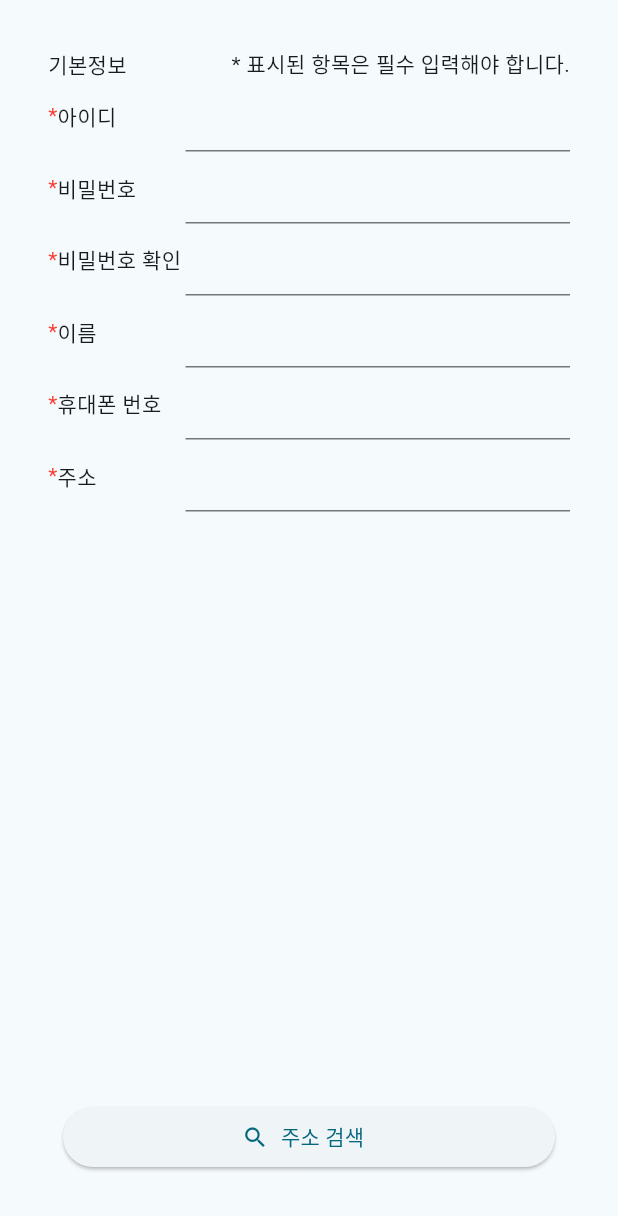
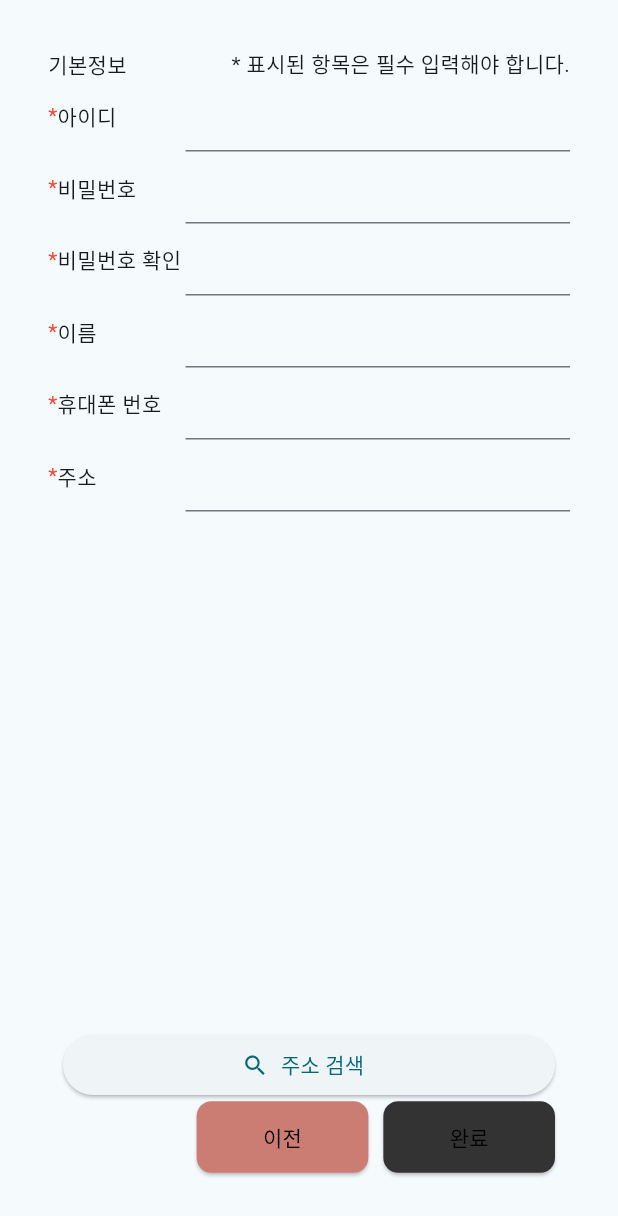
Before and after one commit to ALSDlab/birthday_presents_web_app, a Flutter app: the SignupPage screen opened directly, on a phone screen of 412 x 824 dp. Shown: the top 1216 px of the screen. Run offline on Flutter 3.47's test engine with Material 3 defaults, Android fonts, the phone set to English and light mode, and no system bars; our stand-ins replace flutter_screenutil, go_router; missing offline and left inert: daum_postcode_search; Roboto replaces fonts that are missing (Jalnan).

Commit message:
feat: 약관동의 페이지, 회원정보입력 페이지 연결.

```diff
--- a/lib/view/page/main_page/navigation.dart
+++ b/lib/view/page/main_page/navigation.dart
@@ -1,4 +1,5 @@
 import 'package:flutter/material.dart';
+import 'package:myk_market_app/view/page/register_page/agreement_page.dart';
 import 'package:myk_market_app/view/page/signup_page/signup_page.dart';
 
 import 'main_page.dart';
@@ -26,7 +27,7 @@ class _NavigationState extends State<Navigation> {
           // ProductPage(),
           // ShoppingCartPage(),
           // ProfilePage(),
-          SignupPage(),
+          AgreementPage(),
         ],
       ),
       bottomNavigationBar: BottomNavigationBar(
--- a/lib/view/page/signup_page/signup_page.dart
+++ b/lib/view/page/signup_page/signup_page.dart
@@ -1,7 +1,10 @@
 import 'package:daum_postcode_search/data_model.dart';
 import 'package:flutter/material.dart';
+import 'package:flutter_screenutil/flutter_screenutil.dart';
 import 'package:myk_market_app/view/page/signup_page/post_searching_page.dart';
 import 'package:myk_market_app/view/page/signup_page/signup_page_view_model.dart';
+
+import '../../../styles/app_text_colors.dart';
 
 class SignupPage extends StatefulWidget {
   const SignupPage({super.key});
@@ -46,6 +49,7 @@ class _SignupPageState extends State<SignupPage> {
         ],
       );
     }
+
     return Scaffold(
       body: Padding(
         padding: const EdgeInsets.all(32.0),
@@ -102,7 +106,7 @@ class _SignupPageState extends State<SignupPage> {
                         );
 
                         setState(
-                              () {
+                          () {
                             _daumPostcodeSearchDataModel = model;
                           },
                         );
@@ -124,14 +128,15 @@ class _SignupPageState extends State<SignupPage> {
                               padding: const EdgeInsets.all(10),
                               child: RichText(
                                 text: TextSpan(
-                                  style:
-                                  const TextStyle(color: Colors.black, fontSize: 20),
+                                  style: const TextStyle(
+                                      color: Colors.black, fontSize: 20),
                                   children: [
                                     WidgetSpan(
                                       child: Icon(
                                         Icons.check_circle,
-                                        color:
-                                        Theme.of(context).colorScheme.secondary,
+                                        color: Theme.of(context)
+                                            .colorScheme
+                                            .secondary,
                                       ),
                                     ),
                                     const TextSpan(text: "주소 검색 결과"),
@@ -153,7 +158,8 @@ class _SignupPageState extends State<SignupPage> {
                                 ),
                                 buildTableRow(
                                   "영문주소",
-                                  _daumPostcodeSearchDataModel?.addressEnglish ??
+                                  _daumPostcodeSearchDataModel
+                                          ?.addressEnglish ??
                                       "",
                                 ),
                                 buildTableRow(
@@ -162,13 +168,14 @@ class _SignupPageState extends State<SignupPage> {
                                 ),
                                 buildTableRow(
                                   "지번주소",
-                                  _daumPostcodeSearchDataModel?.autoJibunAddress ??
+                                  _daumPostcodeSearchDataModel
+                                          ?.autoJibunAddress ??
                                       "",
                                 ),
                                 buildTableRow(
                                   "지번주소(영문)",
                                   _daumPostcodeSearchDataModel
-                                      ?.autoJibunAddressEnglish ??
+                                          ?.autoJibunAddressEnglish ??
                                       "",
                                 )
                               ],
@@ -178,10 +185,53 @@ class _SignupPageState extends State<SignupPage> {
                       ),
                     ),
                   ),
+                  Row(
+                    mainAxisAlignment: MainAxisAlignment.end,
+                    children: [
+                      ElevatedButton(
+                        onPressed: () {
+                          Navigator.pop(context);
+                        },
+                        style: ButtonStyle(
+                            minimumSize:
+                                MaterialStateProperty.all(Size(100.w, 40.h)),
+                            //테두리 모양 조절
+                            shape: MaterialStateProperty.all(
+                                RoundedRectangleBorder(
+                                    borderRadius: BorderRadius.circular(10))),
+                            backgroundColor:
+                                MaterialStateProperty.all(AppColors.caution)),
+                        child: const Text(
+                          '이전',
+                          style: TextStyle(color: Colors.black),
+                        ),
+                      ),
+                      const SizedBox(
+                        width: 10,
+                      ),
+                      ElevatedButton(
+                        onPressed: () {
+                          //TODO : 회원정보 서버로 전송, 로그인화면으로 이동
+                        },
+                        style: ButtonStyle(
+                            minimumSize:
+                                MaterialStateProperty.all(Size(100.w, 40.h)),
+                            //테두리 모양 조절
+                            shape: MaterialStateProperty.all(
+                                RoundedRectangleBorder(
+                                    borderRadius: BorderRadius.circular(10))),
+                            backgroundColor:
+                                MaterialStateProperty.all(AppColors.icon)),
+                        child: const Text(
+                          '완료',
+                          style: TextStyle(color: Colors.black),
+                        ),
+                      ),
+                    ],
+                  )
                 ],
               ),
             ),
-
           ],
         ),
       ),
```
Also changed, not shown: lib/view/page/register_page/agreement_page.dart (+18 -8 lines), pubspec.lock.
